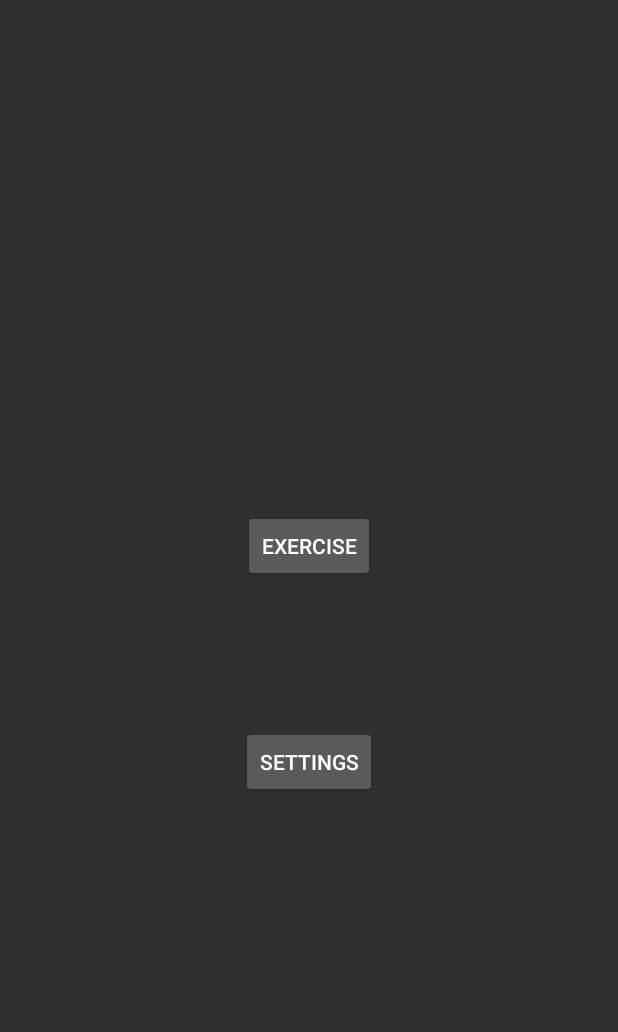
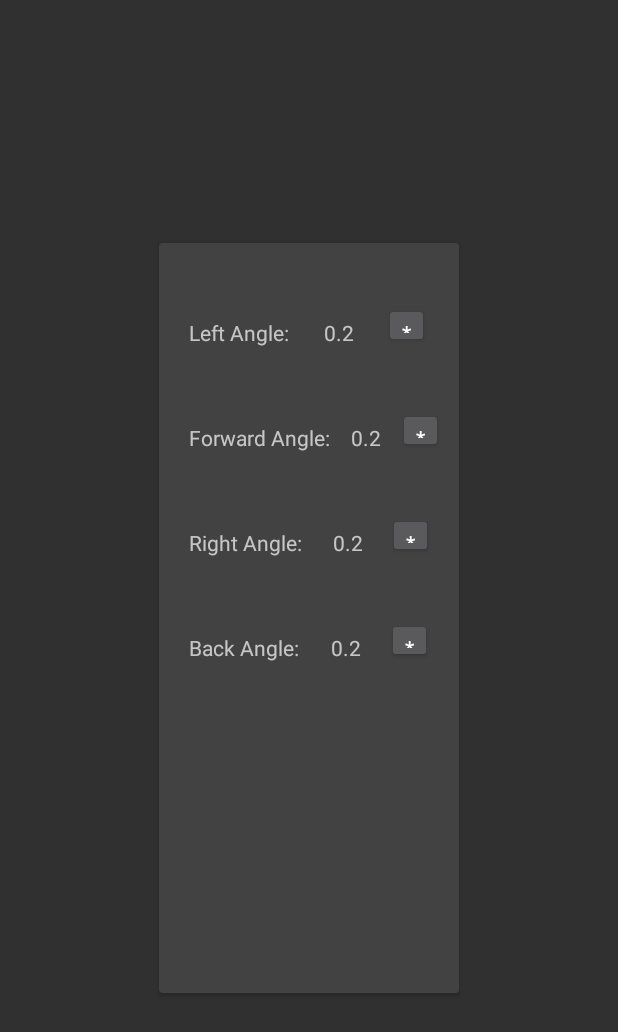
Before and after one commit to MrGelatine/NeckCrack, an Android app: the screen it shows after launch (AugmentedFacesActivity), after a tap on "SETTINGS", on a phone screen of 412 x 824 dp. Shown: the top 1032 px of the screen. Run offline under Robolectric (Android 15) with nearby library versions, the phone set to English and light mode, and no system bars; our stand-ins replace data binding.

Commit message:
Add settings

```diff
--- a/app/build.gradle
+++ b/app/build.gradle
@@ -44,6 +44,8 @@ android {
     }
 }
 
+apply plugin: 'androidx.navigation.safeargs.kotlin'
+
 dependencies {
     // ARCore (Google Play Services for AR) library.
     implementation 'com.google.ar:core:1.38.0'
@@ -62,5 +64,7 @@ dependencies {
     implementation "androidx.navigation:navigation-ui:+"
     implementation 'androidx.lifecycle:lifecycle-viewmodel-ktx:2.6.2'
     implementation 'org.jetbrains.kotlinx:kotlinx-coroutines-android:1.3.9'
+    implementation 'androidx.preference:preference:1.2.1'
+    implementation 'androidx.annotation:annotation:1.7.0'
 
 }
--- a/app/src/main/java/com/google/ar/core/examples/java/neckcrack/AugmentedFacesActivity.kt
+++ b/app/src/main/java/com/google/ar/core/examples/java/neckcrack/AugmentedFacesActivity.kt
@@ -17,19 +17,20 @@ package com.google.ar.core.examples.java.neckcrack
 
 import android.annotation.SuppressLint
 import android.os.Bundle
+import androidx.activity.viewModels
 import androidx.appcompat.app.AppCompatActivity
 import androidx.databinding.DataBindingUtil
+import androidx.fragment.app.viewModels
 import androidx.lifecycle.ViewModelProvider
 import com.google.ar.core.examples.java.common.helpers.TrackingStateHelper
 import com.google.ar.core.examples.java.neckcrack.databinding.ActivityMainBinding
 
 class AugmentedFacesActivity : AppCompatActivity() {
-    private var viewModel: AugmentedFacesActivityViewModel? = null
+    private val viewModel: AugmentedFacesActivityViewModel by viewModels()
 
     @SuppressLint("CommitTransaction")
     override fun onCreate(savedInstanceState: Bundle?) {
         super.onCreate(savedInstanceState)
-        viewModel = ViewModelProvider(this).get(AugmentedFacesActivityViewModel::class.java)
         viewModel!!.trackingStateHelper = TrackingStateHelper(this)
         val binding: ActivityMainBinding =
             DataBindingUtil.setContentView(this, R.layout.activity_main)
--- a/app/src/main/java/com/google/ar/core/examples/java/neckcrack/MenuFragment.kt
+++ b/app/src/main/java/com/google/ar/core/examples/java/neckcrack/MenuFragment.kt
@@ -11,14 +11,14 @@ import androidx.navigation.Navigation.findNavController
 import com.google.ar.core.examples.java.neckcrack.databinding.FragmentMenuBinding
 
 class MenuFragment : Fragment() {
-    var navController: NavController? = null
+    lateinit var navController: NavController
     override fun onCreateView(
         inflater: LayoutInflater, container: ViewGroup?,
         savedInstanceState: Bundle?
     ): View? {
         val binding:FragmentMenuBinding = DataBindingUtil.inflate(inflater, R.layout.fragment_menu, container, false)
-        binding.ExerciseButton.setOnClickListener { v -> navController!!.navigate(R.id.action_menuFragment_to_exerciseCameraFragment) }
-        binding.SettingButton.setOnClickListener { v -> navController!!.navigate(R.id.action_menuFragment_to_dummyFragment) }
+        binding.ExerciseButton.setOnClickListener { v -> navController.navigate(R.id.action_menuFragment_to_exerciseCameraFragment) }
+        binding.SettingButton.setOnClickListener { v -> navController.navigate(R.id.action_menuFragment_to_settingsFragment) }
         return binding.getRoot()
     }
 
--- /dev/null
+++ b/app/src/main/java/com/google/ar/core/examples/java/neckcrack/SettingsViewModel.kt
@@ -0,0 +1,94 @@
+package com.google.ar.core.examples.java.neckcrack
+
+import android.content.Context
+import android.os.Bundle
+import android.provider.Settings.System.getString
+import android.view.View
+import androidx.databinding.ObservableDouble
+import androidx.databinding.ObservableField
+import androidx.fragment.app.FragmentActivity
+import androidx.lifecycle.LiveData
+import androidx.lifecycle.ViewModel
+import androidx.navigation.NavController
+import androidx.navigation.Navigation
+import androidx.preference.PreferenceManager.getDefaultSharedPreferences
+
+class SettingsViewModel : ViewModel() {
+    lateinit var navController: NavController
+    lateinit var context: FragmentActivity
+    var leftAngle:ObservableField<Float> = ObservableField<Float>(0.2f)
+    var rightAngle:ObservableField<Float> = ObservableField<Float>(0.2f)
+    var forwardAngle:ObservableField<Float> = ObservableField<Float>(0.2f)
+    var backAngle:ObservableField<Float> = ObservableField<Float>(0.2f)
+    fun loadPreferences() {
+        val sharedPref = context?.getSharedPreferences(
+            context.getString(R.string.preference_file_key), Context.MODE_PRIVATE)
+        if (sharedPref != null) {
+            leftAngle.set(sharedPref.getFloat(context.getString(R.string.left_angle),0.2f))
+            rightAngle.set(sharedPref.getFloat(context.getString(R.string.right_angle),0.2f))
+            forwardAngle.set(sharedPref.getFloat(context.getString(R.string.forward_angle),0.2f))
+            backAngle.set(sharedPref.getFloat(context.getString(R.string.back_angle),0.2f))
+        }
+    }
+    fun changeAngles(angleType: String?, angleValue: Float?){
+        if (angleValue != null) {
+            val sharedPref = context?.getSharedPreferences(
+                context.getString(R.string.preference_file_key), Context.MODE_PRIVATE)!!
+            when (angleType) {
+                "RIGHT" -> {rightAngle.set(angleValue)
+                    with (sharedPref.edit()) {
+                        putFloat(context.getString(R.string.right_angle), angleValue)
+                        apply()
+                    }}
+                "LEFT" -> {leftAngle.set(angleValue)
+                    with (sharedPref.edit()) {
+                        putFloat(context.getString(R.string.left_angle), angleValue)
+                        apply()
+                    }}
+                "FORWARD" -> {forwardAngle.set(angleValue)
+                    with (sharedPref.edit()) {
+                        putFloat(context.getString(R.string.forward_angle), angleValue)
+                        apply()
+                    }}
+                "BACK" -> {backAngle.set(angleValue)
+                    with (sharedPref.edit()) {
+                        putFloat(context.getString(R.string.back_angle), angleValue)
+                        apply()
+                    }}
+            }
+        }
+    }
+    fun correctLeftValue(): Boolean{
+        val action = SettingsFragmentDirections.actionSettingsFragmentToChooseAngleDialogFragment("LEFT")
+        navController.navigate(action)
+        return false
+    }
+    fun correctRightValue(): Boolean{
+        val action = SettingsFragmentDirections.actionSettingsFragmentToChooseAngleDialogFragment("RIGHT")
+        navController.navigate(action)
+        return false
+    }
+    fun correctForwardValue(): Boolean{
+        val action = SettingsFragmentDirections.actionSettingsFragmentToChooseAngleDialogFragment("FORWARD")
+        navController.navigate(action)
+        return false
+    }
+    fun correctBackValue(): Boolean{
+        val action = SettingsFragmentDirections.actionSettingsFragmentToChooseAngleDialogFragment("BACK")
+        navController.navigate(action)
+        return false
+    }
+    fun callCalibrationLeft(): Boolean{
+        return false
+    }
+    fun callCalibrationRight(): Boolean{
+        return false
+    }
+    fun callCalibrationForward(): Boolean{
+        return false
+    }
+    fun callCalibrationBack(): Boolean{
+        return false
+    }
+
+}
--- a/app/src/main/res/layout/fragment_exercise_camera.xml
+++ b/app/src/main/res/layout/fragment_exercise_camera.xml
@@ -1,5 +1,5 @@
 <?xml version="1.0" encoding="utf-8"?>
-<layout xmlns:tools="http://schemas.android.com/tools"
+<layout
     xmlns:app="http://schemas.android.com/apk/res-auto"
     xmlns:android="http://schemas.android.com/apk/res/android">
     <data>
@@ -10,7 +10,8 @@
 
     <androidx.constraintlayout.widget.ConstraintLayout
         android:layout_width="match_parent"
-        android:layout_height="match_parent">
+        android:layout_height="match_parent"
+        android:id="@+id/constraint_exercise">
         <android.opengl.GLSurfaceView
             android:id="@+id/fake_surface_view"
             android:layout_width="fill_parent"
--- a/app/src/main/res/layout/fragment_menu.xml
+++ b/app/src/main/res/layout/fragment_menu.xml
@@ -1,8 +1,7 @@
 <?xml version="1.0" encoding="utf-8"?>
-<layout xmlns:tools="http://schemas.android.com/tools"
+<layout
     xmlns:app="http://schemas.android.com/apk/res-auto"
-    xmlns:android="http://schemas.android.com/apk/res/android"
-    tools:context="com.google.ar.core.examples.java.neckcrack.AugmentedFacesActivityViewModel">
+    xmlns:android="http://schemas.android.com/apk/res/android">
 
     <data>
         <variable
@@ -12,7 +11,8 @@
 
     <androidx.constraintlayout.widget.ConstraintLayout
         android:layout_width="match_parent"
-        android:layout_height="match_parent">
+        android:layout_height="match_parent"
+        android:id="@+id/constraint_menu">
 
         <Button
             android:id="@+id/ExerciseButton"
--- /dev/null
+++ b/app/src/main/res/layout/fragment_settings.xml
@@ -0,0 +1,176 @@
+<?xml version="1.0" encoding="utf-8"?>
+<layout xmlns:tools="http://schemas.android.com/tools"
+    xmlns:app="http://schemas.android.com/apk/res-auto"
+    xmlns:android="http://schemas.android.com/apk/res/android">
+    <data>
+        <variable
+            name="viewModel"
+            type="com.google.ar.core.examples.java.neckcrack.SettingsViewModel" />
+    </data>
+
+    <androidx.constraintlayout.widget.ConstraintLayout
+        android:layout_width="match_parent"
+        android:layout_height="match_parent"
+        android:id="@+id/constraint_settings">
+
+        <androidx.cardview.widget.CardView
+            android:layout_width="200dp"
+            android:layout_height="500dp"
+            android:layout_weight="1"
+            app:layout_constraintBottom_toBottomOf="parent"
+            app:layout_constraintEnd_toEndOf="parent"
+            app:layout_constraintHorizontal_bias="0.5"
+            app:layout_constraintStart_toStartOf="parent"
+            app:layout_constraintTop_toTopOf="parent"
+            app:layout_constraintVertical_bias="0.5">
+
+            <androidx.constraintlayout.widget.ConstraintLayout
+                android:layout_width="match_parent"
+                android:layout_height="match_parent"
+                android:id="@+id/constraint_settings2">
+
+                <TextView
+                    android:id="@+id/leftAngleLabel"
+                    android:layout_width="wrap_content"
+                    android:layout_height="20dp"
+                    android:layout_marginStart="20dp"
+                    android:layout_marginTop="50dp"
+                    android:layout_weight="1"
+                    android:text="Left Angle: "
+                    app:layout_constraintStart_toStartOf="parent"
+                    app:layout_constraintTop_toTopOf="parent" />
+
+                <TextView
+                    android:id="@+id/leftAngleValue"
+                    android:layout_width="wrap_content"
+                    android:layout_height="20dp"
+                    android:layout_weight="1"
+                    android:onClick="@{() -> viewModel.correctLeftValue()}"
+                    android:text="@{String.valueOf(viewModel.leftAngle)}"
+                    app:layout_constraintBottom_toBottomOf="@+id/leftAngleLabel"
+                    app:layout_constraintEnd_toStartOf="@+id/calibration_button_left"
+                    app:layout_constraintStart_toEndOf="@+id/leftAngleLabel" />
+
+                <Button
+                    android:id="@+id/calibration_button_left"
+                    android:layout_width="30dp"
+                    android:layout_height="30dp"
+                    android:layout_gravity="right"
+                    android:layout_weight="1"
+                    android:onClick="@{() -> viewModel.callCalibrationLeft()}"
+                    android:text='*'
+                    app:layout_constraintBottom_toBottomOf="@+id/leftAngleLabel"
+                    app:layout_constraintEnd_toEndOf="parent"
+                    app:layout_constraintStart_toEndOf="@+id/leftAngleValue" />
+
+                <TextView
+                    android:id="@+id/forwardAngleLabel"
+                    android:layout_width="wrap_content"
+                    android:layout_height="20dp"
+                    android:layout_weight="1"
+                    android:onClick="@{() -> viewModel.correctForwardValue()}"
+                    app:layout_constraintStart_toStartOf="parent"
+                    app:layout_constraintTop_toBottomOf="@+id/leftAngleLabel"
+                    android:text="Forward Angle: "
+                    android:layout_marginStart="20dp"
+                    android:layout_marginTop="50dp" />
+
+                <TextView
+                    android:id="@+id/forwardAngleValue"
+                    android:layout_width="wrap_content"
+                    android:layout_height="20dp"
+                    android:layout_weight="1"
+                    android:onClick="@{() -> viewModel.correctForwardValue()}"
+                    android:text="@{String.valueOf(viewModel.forwardAngle)}"
+                    app:layout_constraintBottom_toBottomOf="@+id/forwardAngleLabel"
+                    app:layout_constraintEnd_toStartOf="@+id/calibration_button_forward"
+                    app:layout_constraintStart_toEndOf="@+id/forwardAngleLabel" />
+
+                <Button
+                    android:id="@+id/calibration_button_forward"
+                    android:layout_width="30dp"
+                    android:layout_height="30dp"
+                    android:layout_gravity="right"
+                    android:layout_weight="1"
+                    android:onClick="@{() -> viewModel.callCalibrationForward()}"
+                    android:text='*'
+                    app:layout_constraintBottom_toBottomOf="@+id/forwardAngleLabel"
+                    app:layout_constraintEnd_toEndOf="parent"
+                    app:layout_constraintStart_toEndOf="@+id/forwardAngleValue" />
+
+                <TextView
+                    android:id="@+id/rightAngleLabel"
+                    android:layout_width="wrap_content"
+                    android:layout_height="20dp"
+                    android:layout_weight="1"
+                    android:onClick="@{() -> viewModel.correctRightValue()}"
+                    app:layout_constraintStart_toStartOf="parent"
+                    app:layout_constraintTop_toBottomOf="@+id/forwardAngleLabel"
+                    android:text="Right Angle: "
+                    android:layout_marginStart="20dp"
+                    android:layout_marginTop="50dp" />
+
+                <TextView
+                    android:id="@+id/rightAngleValue"
+                    android:layout_width="wrap_content"
+                    android:layout_height="20dp"
+                    android:layout_weight="1"
+                    android:onClick="@{() -> viewModel.correctRightValue()}"
+                    android:text="@{String.valueOf(viewModel.rightAngle)}"
+                    app:layout_constraintBottom_toBottomOf="@+id/rightAngleLabel"
+                    app:layout_constraintEnd_toStartOf="@+id/calibration_button_right"
+                    app:layout_constraintStart_toEndOf="@+id/rightAngleLabel" />
+
+                <Button
+                    android:id="@+id/calibration_button_right"
+                    android:layout_width="30dp"
+                    android:layout_height="30dp"
+                    android:layout_gravity="right"
+                    android:layout_weight="1"
+                    android:onClick="@{() -> viewModel.callCalibrationRight()}"
+                    android:text='*'
+                    app:layout_constraintBottom_toBottomOf="@+id/rightAngleLabel"
+                    app:layout_constraintEnd_toEndOf="parent"
+                    app:layout_constraintStart_toEndOf="@+id/rightAngleValue" />
+
+                <TextView
+                    android:id="@+id/backAngleLabel"
+                    android:layout_width="wrap_content"
+                    android:layout_height="20dp"
+                    android:layout_weight="1"
+                    android:onClick="@{() -> viewModel.correctBackValue()}"
+                    app:layout_constraintStart_toStartOf="parent"
+                    app:layout_constraintTop_toBottomOf="@+id/rightAngleLabel"
+                    android:text="Back Angle: "
+                    android:layout_marginStart="20dp"
+                    android:layout_marginTop="50dp" />
+
+                <TextView
+                    android:id="@+id/backAngleValue"
+                    android:layout_width="wrap_content"
+                    android:layout_height="20dp"
+                    android:layout_weight="1"
+                    android:onClick="@{() -> viewModel.correctBackValue()}"
+                    android:text="@{String.valueOf(viewModel.backAngle)}"
+                    app:layout_constraintBottom_toBottomOf="@+id/backAngleLabel"
+                    app:layout_constraintEnd_toStartOf="@+id/calibration_button_back"
+                    app:layout_constraintStart_toEndOf="@+id/backAngleLabel" />
+
+                <Button
+                    android:id="@+id/calibration_button_back"
+                    android:layout_width="30dp"
+                    android:layout_height="30dp"
+                    android:layout_gravity="right"
+                    android:layout_weight="1"
+                    android:onClick="@{() -> viewModel.callCalibrationBack()}"
+                    android:text='*'
+                    app:layout_constraintBottom_toBottomOf="@+id/backAngleLabel"
+                    app:layout_constraintEnd_toEndOf="parent"
+                    app:layout_constraintStart_toEndOf="@+id/backAngleValue" />
+            </androidx.constraintlayout.widget.ConstraintLayout>
+        </androidx.cardview.widget.CardView>
+    </androidx.constraintlayout.widget.ConstraintLayout>
+
+
+
+</layout>
--- a/app/src/main/res/navigation/nav_graph.xml
+++ b/app/src/main/res/navigation/nav_graph.xml
@@ -3,41 +3,54 @@
     xmlns:app="http://schemas.android.com/apk/res-auto"
     xmlns:tools="http://schemas.android.com/tools"
     android:id="@+id/nav_graph"
-    app:startDestination="@+id/menuFragment">
+    app:startDestination="@id/menuFragment">
     <fragment
         android:id="@+id/exerciseCameraFragment"
         android:name="com.google.ar.core.examples.java.neckcrack.ExerciseCameraFragment"
-        android:label="ExerciseCameraFragment" >
+        android:label="ExerciseCameraFragment">
         <action
             android:id="@+id/action_exerciseCameraFragment_to_menuFragment"
-            app:destination="@id/menuFragment"
-            app:popUpTo="@id/menuFragment"/>
+            app:destination="@id/menuFragment" />
     </fragment>
     <fragment
         android:id="@+id/menuFragment"
         android:name="com.google.ar.core.examples.java.neckcrack.MenuFragment"
-        android:label="MenuFragment" >
+        android:label="MenuFragment">
         <action
             android:id="@+id/action_menuFragment_to_exerciseCameraFragment"
             app:destination="@id/exerciseCameraFragment" />
         <action
             android:id="@+id/action_menuFragment_to_settingsFragment"
             app:destination="@id/settingsFragment" />
-        <action
-            android:id="@+id/action_menuFragment_to_dummyFragment"
-            app:destination="@id/dummyFragment" />
     </fragment>
     <fragment
         android:id="@+id/settingsFragment"
         android:name="com.google.ar.core.examples.java.neckcrack.SettingsFragment"
-        android:label="SettingsFragment"/>
-    <fragment
-        android:id="@+id/dummyFragment"
-        android:name="com.google.ar.core.examples.java.neckcrack.DummyFragment"
-        android:label="fragment_dummy"
-        tools:layout="@layout/fragment_dummy" >
+        android:label="SettingsFragment">
         <action
-            android:id="@+id/action_dummyFragment_to_menuFragment"
-            app:destination="@id/menuFragment" />
+            android:id="@+id/action_settingsFragment_to_chooseAngleDialogFragment"
+            app:destination="@id/chooseAngleDialogFragment">
+            <argument
+                android:name="AngleType"
+                app:argType="string" />
+        </action>
     </fragment>
+    <dialog
+        android:id="@+id/chooseAngleDialogFragment"
+        android:name="com.google.ar.core.examples.java.neckcrack.ChooseAngleDialogFragment"
+        android:label="fragment_choose_angle_dialog"
+        tools:layout="@layout/fragment_choose_angle_dialog">
+        <action
+            android:id="@+id/action_chooseAngleDialogFragment_to_settingsFragment"
+            app:destination="@id/settingsFragment">
+            <argument
+                android:name="AngleValue"
+                app:argType="float" />
+            <argument
+                android:name="AngleType"
+                app:argType="string" />
+        </action>
+
+
+    </dialog>
 </navigation>
--- /dev/null
+++ b/app/src/main/res/values/dimens.xml
@@ -0,0 +1,5 @@
+<resources>
+    <!-- Default screen margins, per the Android Design guidelines. -->
+    <dimen name="fragment_horizontal_margin">16dp</dimen>
+    <dimen name="fragment_vertical_margin">16dp</dimen>
+</resources>
--- a/app/src/main/res/values/strings.xml
+++ b/app/src/main/res/values/strings.xml
@@ -31,4 +31,12 @@
     <string name="attachment_summary_off">Only download attachments when manually requested</string>
     <!-- TODO: Remove or change this placeholder text -->
     <string name="hello_blank_fragment">Hello blank fragment</string>
+    <string name="head_angles_header">Neck options</string>
+
+    <string name="left_angle">Left Angle Value</string>
+    <string name="right_angle">Right Angle Value</string>
+    <string name="forward_angle">Forward Angle Value</string>
+    <string name="back_angle">Back Angle Value</string>
+
+    <string name="preference_file_key">com.google.ar.core.examples.java.neckcrack</string>
 </resources>
--- a/app/src/main/res/values/themes.xml
+++ b/app/src/main/res/values/themes.xml
@@ -4,4 +4,9 @@
         <item name="fullscreenBackgroundColor">@color/light_blue_600</item>
         <item name="fullscreenTextColor">@color/light_blue_A200</item>
     </style>
+
+    <style name="ThemeOverlay.NeckCrack.FullscreenContainer" parent="">
+        <item name="fullscreenBackgroundColor">@color/light_blue_600</item>
+        <item name="fullscreenTextColor">@color/light_blue_A200</item>
+    </style>
 </resources>
--- a/build.gradle
+++ b/build.gradle
@@ -21,6 +21,8 @@ buildscript {
         mavenCentral()
     }
     dependencies {
+        def nav_version = "2.7.6"
+        classpath "androidx.navigation:navigation-safe-args-gradle-plugin:$nav_version"
         classpath 'com.android.tools.build:gradle:7.0.4'
         classpath 'org.jetbrains.kotlin:kotlin-gradle-plugin:1.8.0'
         // NOTE: Do not place your application dependencies here; they belong
```
Also changed, not shown: app/src/main/java/com/google/ar/core/examples/java/neckcrack/ChooseAngleDialogFragment.kt (added, +66 -0 lines), app/src/main/java/com/google/ar/core/examples/java/neckcrack/SettingsFragment.kt (added, +63 -0 lines), app/src/main/res/layout/fragment_choose_angle_dialog.xml (added, +21 -0 lines), app/src/main/res/values-night/themes.xml (+20 -0 lines), app/src/main/res/values/colors.xml (+8 -0 lines).
